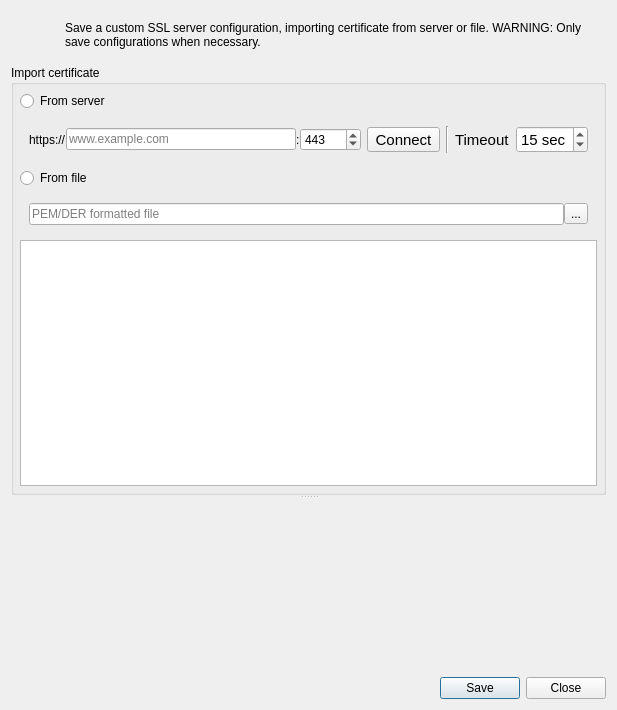
Before: the Qt Designer form src/ui/auth/qgsauthsslimportdialog.ui in qgis/QGIS, drawn with Qt 5.
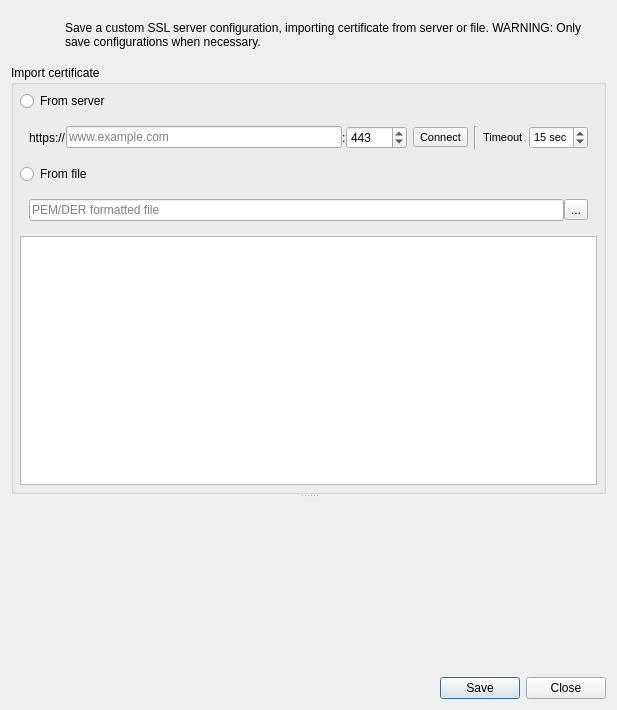
After: the same form once the commit is applied. Custom widgets are drawn as their Qt base class.

Patch:
```diff
--- a/src/ui/auth/qgsauthsslimportdialog.ui
+++ b/src/ui/auth/qgsauthsslimportdialog.ui
@@ -151,7 +151,7 @@
            <widget class="QToolButton" name="btnConnect">
             <property name="font">
              <font>
-              <pointsize>11</pointsize>
+              <pointsize>8</pointsize>
              </font>
             </property>
             <property name="text">
@@ -170,7 +170,7 @@
            <widget class="QLabel" name="lblTimeout">
             <property name="font">
              <font>
-              <pointsize>11</pointsize>
+              <pointsize>8</pointsize>
              </font>
             </property>
             <property name="text">
@@ -182,7 +182,7 @@
            <widget class="QSpinBox" name="spinbxTimeout">
             <property name="font">
              <font>
-              <pointsize>11</pointsize>
+              <pointsize>8</pointsize>
              </font>
             </property>
             <property name="suffix">
```
Left out of the diff: 11 changed lines with no effect on the pictures.
